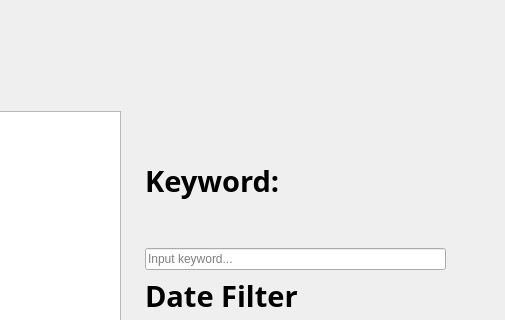
coolka1234/Stock-Sage, file NewsBriefing.ui: the form before one commit; both pictures show x 495 to 1000 and y 0 to 320 of the 1000 by 700 pixel window.
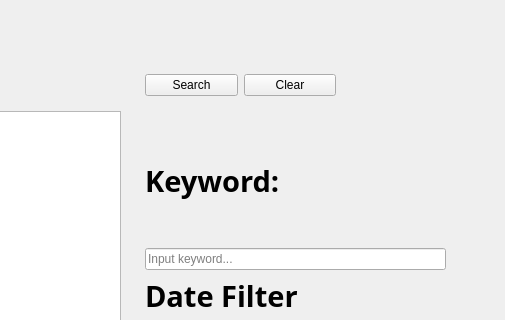
The form after the commit. Icons and pictures are not drawn.

What changed in the file:
```diff
--- a/NewsBriefing.ui
+++ b/NewsBriefing.ui
@@ -234,6 +234,38 @@
      </item>
     </layout>
    </widget>
+   <widget class="QWidget" name="">
+    <property name="geometry">
+     <rect>
+      <x>640</x>
+      <y>60</y>
+      <width>191</width>
+      <height>51</height>
+     </rect>
+    </property>
+    <layout class="QHBoxLayout" name="horizontalLayout">
+     <item>
+      <widget class="QPushButton" name="pushButtonExecute">
+       <property name="toolTip">
+        <string>Search with given criteria</string>
+       </property>
+       <property name="text">
+        <string>Search</string>
+       </property>
+      </widget>
+     </item>
+     <item>
+      <widget class="QPushButton" name="pushButtonClear">
+       <property name="toolTip">
+        <string>Clear search results</string>
+       </property>
+       <property name="text">
+        <string>Clear</string>
+       </property>
+      </widget>
+     </item>
+    </layout>
+   </widget>
   </widget>
   <widget class="QStatusBar" name="statusbar"/>
  </widget>
```
Left out of the diff: 4 changed lines with no effect on the pictures.
